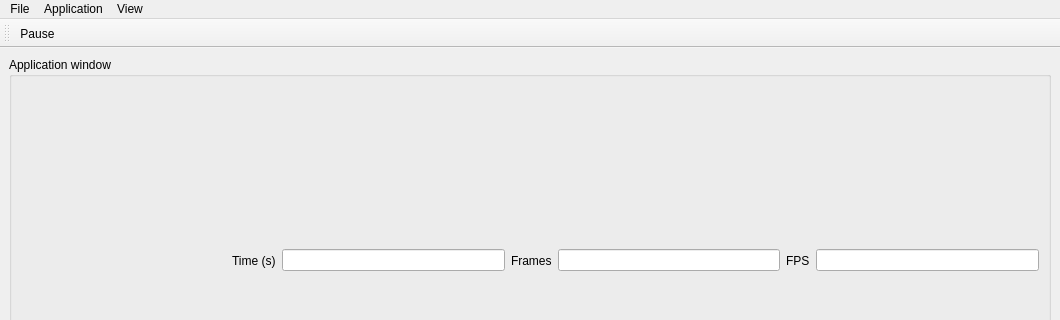
Qt form editor/gui/playwindow.ui (ensisoft/detonator) before a commit; both pictures show x 0 to 1060 and y 0 to 320 of the 1060 by 754 pixel window.
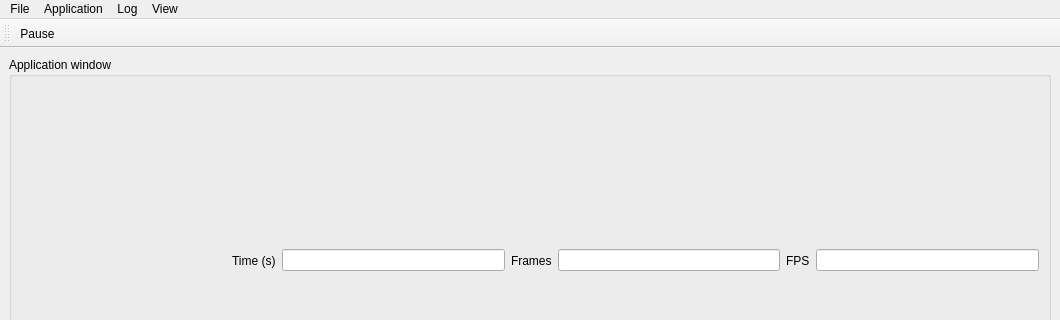
The same form after that commit. Icons and pictures are not drawn.

Patch:
```diff
--- a/editor/gui/playwindow.ui
+++ b/editor/gui/playwindow.ui
@@ -146,8 +146,20 @@
     <addaction name="actionViewStatusbar"/>
     <addaction name="actionViewEventlog"/>
    </widget>
+   <widget class="QMenu" name="menuLog">
+    <property name="title">
+     <string>Log</string>
+    </property>
+    <addaction name="actionClearLog"/>
+    <addaction name="separator"/>
+    <addaction name="actionLogShowDebug"/>
+    <addaction name="actionLogShowInfo"/>
+    <addaction name="actionLogShowWarning"/>
+    <addaction name="actionLogShowError"/>
+   </widget>
    <addaction name="menuFile"/>
    <addaction name="menuApplication"/>
+   <addaction name="menuLog"/>
    <addaction name="menuView"/>
   </widget>
   <widget class="QStatusBar" name="statusbar"/>
```
Left out of the diff: 75 changed lines with no effect on the pictures.
